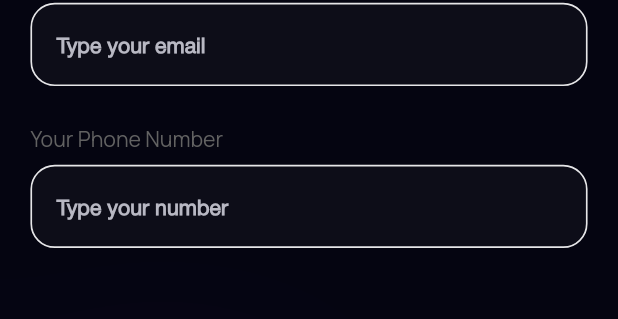
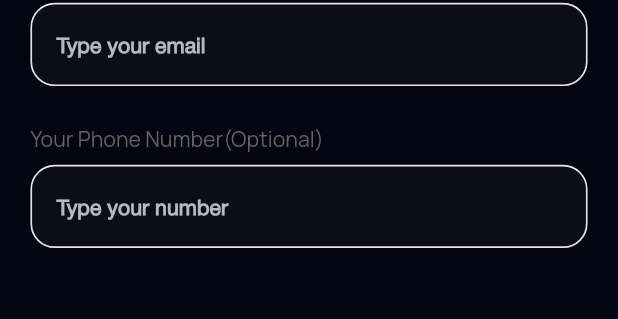
Before and after one commit to The-IK11/BarkBridge-AI, a Flutter app: the EditProfileScreen widget shown alone on an empty page, opened directly, on a phone screen of 412 x 824 dp. Shown: the part 532-851 px from the top of the screen. Run offline on Flutter 3.47's test engine with Material 3 defaults, Android fonts, the light colour scheme and no system bars; drawn by our look-alikes of auto_animated; our stand-ins replace cached_network_image, dio, dropdown_button2, firebase_auth, firebase_core, flutter_html and 9 more; missing offline and left inert: dotlottie_loader; accounts and stored records are empty; Roboto replaces fonts that are missing (Chakra Petch).

Commit message:
feat: implement edit profile screen and add necessary plugin configurations

```diff
--- a/lib/feature/auth/presentation/screens/sign_up_screen.dart
+++ b/lib/feature/auth/presentation/screens/sign_up_screen.dart
@@ -107,7 +107,7 @@ class _SignUpScreenState extends State<SignUpScreen> {
                     ),
                     SizedBox(height: 20.h),
                     // Phone Number Field
-                    _buildLabel("Phone Number"),
+                    _buildLabel("Phone Number(Optional)"),
                     AuthCommonTextFormField(
                       keyBoardType: TextInputType.phone,
                       //   validator: validatePhoneNumber,
--- a/lib/feature/profile/presentation/screens/edit_profile_screen.dart
+++ b/lib/feature/profile/presentation/screens/edit_profile_screen.dart
@@ -176,9 +176,8 @@ class _EditProfileScreenState extends State<EditProfileScreen> {
               ),
               SizedBox(height: 25.h),
               // Phone Field
-              _buildLabel("Your Phone Number"),
+              _buildLabel("Your Phone Number(Optional)"),
               AuthCommonTextFormField(
-                validator: emptyValidator,
                 controller: phoneController,
                 hintText: "Type your number",
                 fillcolor: AppColors.cFFFFFF.withAlpha(8),
```
Also changed, not shown: pubspec.lock, 1 other file.
